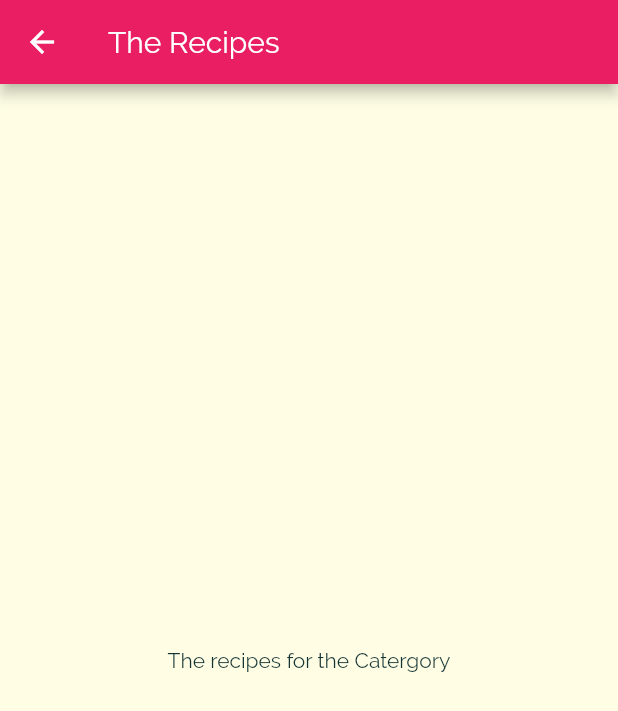
After one commit to firasAltayeb/mini-flutter-projects, a Flutter app: the screen it shows after launch, after a tap on "Italian", on a phone screen of 412 x 824 dp. The commit adds this screen. Shown: the top 711 px of the screen. Run offline on Flutter 3.47's test engine with Material 2 defaults, Android fonts, the phone set to English and light mode, and no system bars.

Commit message:
added a recipes page with navigation to it

```diff
--- /dev/null
+++ b/Meal_track/lib/cat_meal_screen.dart
@@ -0,0 +1,15 @@
+import 'package:flutter/material.dart';
+
+class CategoryMealScreen extends StatelessWidget {
+  @override
+  Widget build(BuildContext context) {
+    return Scaffold(
+      appBar: AppBar(
+        title: Text('The Recipes'),
+      ),
+      body: Center(
+        child: Text('The recipes for the Catergory'),
+      ),
+    );
+  }
+}
--- a/Meal_track/lib/categories_item.dart
+++ b/Meal_track/lib/categories_item.dart
@@ -1,3 +1,4 @@
+import 'package:Meal_track/cat_meal_screen.dart';
 import 'package:flutter/material.dart';
 
 class CategoryItem extends StatelessWidget {
@@ -6,9 +7,23 @@ class CategoryItem extends StatelessWidget {
 
   CategoryItem(this.title, this.color);
 
+  void selectCategory(BuildContext ctx) {
+    Navigator.of(ctx).push(
+      MaterialPageRoute(
+        builder: (_) {
+          return CategoryMealScreen();
+        },
+      ),
+    );
+  }
+
   @override
   Widget build(BuildContext context) {
-    return Container(
+    return InkWell(
+      onTap: () => selectCategory(context),
+      splashColor: Theme.of(context).primaryColor,
+      borderRadius: BorderRadius.circular(15),
+      child: Container(
         padding: const EdgeInsets.all(15),
         child: Text(
           title,
@@ -22,6 +37,7 @@ class CategoryItem extends StatelessWidget {
           ),
           borderRadius: BorderRadius.circular(15),
         ),
+      ),
     );
   }
 }
```
Lines whose indentation alone changed are shown as unchanged.
